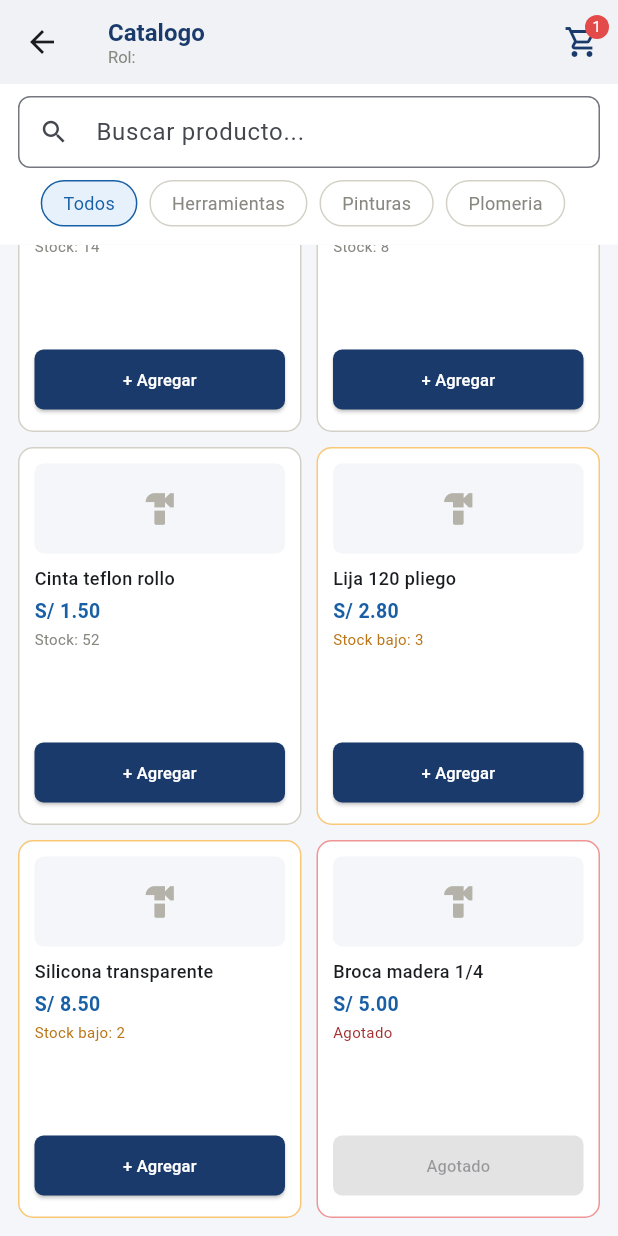
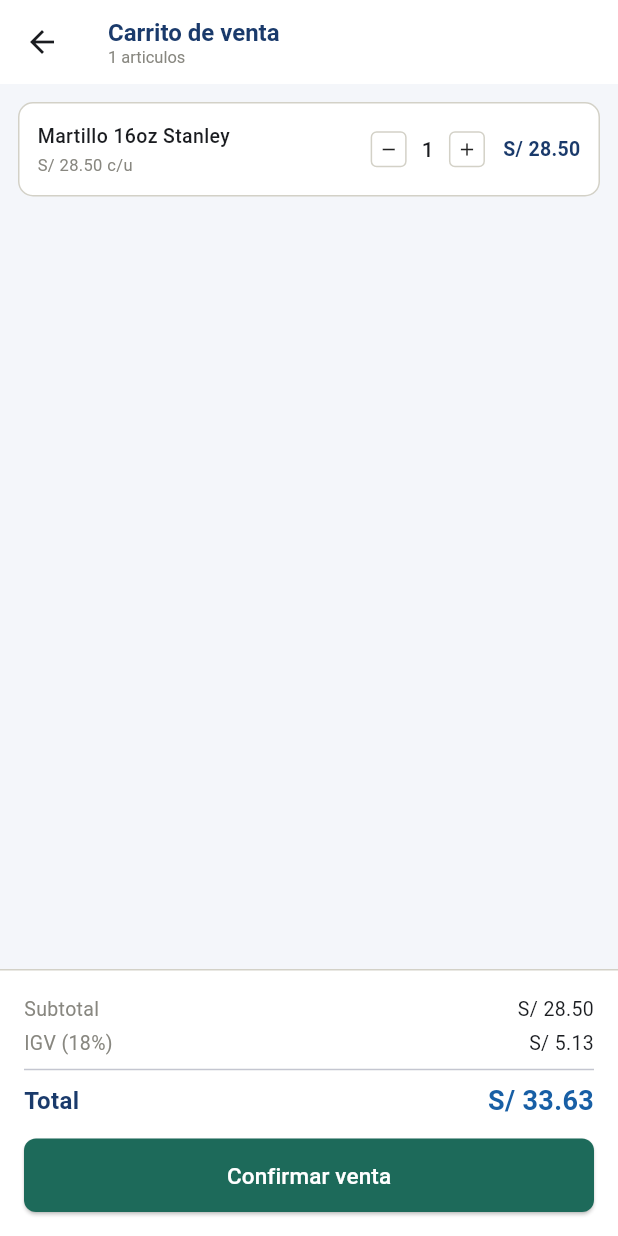
Before and after one commit to ANTDOR9/ferreteria_app, a Flutter app: the CatalogoScreen screen opened directly with empty values, scrolled down 139 dp, after a tap on "+ Agregar", after a tap on the "shopping cart" icon, on a phone screen of 412 x 824 dp. Run offline on Flutter 3.47's test engine with Material 3 defaults, Android fonts, the phone set to English and light mode, and no system bars.

Commit message:
Agrega carrito de ventas con calculo de IGV

```diff
--- /dev/null
+++ b/lib/screens/carrito_screen.dart
@@ -0,0 +1,203 @@
+import 'package:flutter/material.dart';
+
+class CarritoScreen extends StatefulWidget {
+  final List<Map<String, dynamic>> carrito;
+  const CarritoScreen({super.key, required this.carrito});
+
+  @override
+  State<CarritoScreen> createState() => _CarritoScreenState();
+}
+
+class _CarritoScreenState extends State<CarritoScreen> {
+  late List<Map<String, dynamic>> _items;
+
+  @override
+  void initState() {
+    super.initState();
+    _items = List.from(widget.carrito);
+  }
+
+  double get _subtotal => _items.fold(0, (sum, p) => sum + p['precio'] * p['cantidad']);
+  double get _igv => _subtotal * 0.18;
+  double get _total => _subtotal + _igv;
+
+  void _cambiarCantidad(int idx, int delta) {
+    setState(() {
+      _items[idx]['cantidad'] += delta;
+      if (_items[idx]['cantidad'] <= 0) _items.removeAt(idx);
+    });
+  }
+
+  @override
+  Widget build(BuildContext context) {
+    return Scaffold(
+      backgroundColor: const Color(0xFFF4F6FA),
+      appBar: AppBar(
+        backgroundColor: Colors.white,
+        elevation: 0,
+        title: Column(
+          crossAxisAlignment: CrossAxisAlignment.start,
+          children: [
+            const Text('Carrito de venta',
+              style: TextStyle(fontSize: 16, fontWeight: FontWeight.w600, color: Color(0xFF1A3A6B)),
+            ),
+            Text('${_items.length} articulos',
+              style: const TextStyle(fontSize: 11, color: Color(0xFF888780)),
+            ),
+          ],
+        ),
+      ),
+      body: _items.isEmpty
+          ? const Center(
+              child: Text('El carrito esta vacio',
+                style: TextStyle(fontSize: 14, color: Color(0xFF888780)),
+              ),
+            )
+          : Column(
+              children: [
+                Expanded(
+                  child: ListView.builder(
+                    padding: const EdgeInsets.all(12),
+                    itemCount: _items.length,
+                    itemBuilder: (context, i) {
+                      final p = _items[i];
+                      return Container(
+                        margin: const EdgeInsets.only(bottom: 8),
+                        padding: const EdgeInsets.all(12),
+                        decoration: BoxDecoration(
+                          color: Colors.white,
+                          borderRadius: BorderRadius.circular(10),
+                          border: Border.all(color: const Color(0xFFD3D1C7)),
+                        ),
+                        child: Row(
+                          children: [
+                            Expanded(
+                              child: Column(
+                                crossAxisAlignment: CrossAxisAlignment.start,
+                                children: [
+                                  Text(p['nombre'],
+                                    style: const TextStyle(fontSize: 13, fontWeight: FontWeight.w500),
+                                  ),
+                                  const SizedBox(height: 2),
+                                  Text('S/ ${p['precio'].toStringAsFixed(2)} c/u',
+                                    style: const TextStyle(fontSize: 11, color: Color(0xFF888780)),
+                                  ),
+                                ],
+                              ),
+                            ),
+                            Row(
+                              children: [
+                                GestureDetector(
+                                  onTap: () => _cambiarCantidad(i, -1),
+                                  child: Container(
+                                    width: 24, height: 24,
+                                    decoration: BoxDecoration(
+                                      border: Border.all(color: const Color(0xFFD3D1C7)),
+                                      borderRadius: BorderRadius.circular(4),
+                                    ),
+                                    child: const Icon(Icons.remove, size: 14),
+                                  ),
+                                ),
+                                Padding(
+                                  padding: const EdgeInsets.symmetric(horizontal: 10),
+                                  child: Text('${p['cantidad']}',
+                                    style: const TextStyle(fontSize: 14, fontWeight: FontWeight.w500),
+                                  ),
+                                ),
+                                GestureDetector(
+                                  onTap: () => _cambiarCantidad(i, 1),
+                                  child: Container(
+                                    width: 24, height: 24,
+                                    decoration: BoxDecoration(
+                                      border: Border.all(color: const Color(0xFFD3D1C7)),
+                                      borderRadius: BorderRadius.circular(4),
+                                    ),
+                                    child: const Icon(Icons.add, size: 14),
+                                  ),
+                                ),
+                              ],
+                            ),
+                            const SizedBox(width: 12),
+                            Text('S/ ${(p['precio'] * p['cantidad']).toStringAsFixed(2)}',
+                              style: const TextStyle(fontSize: 13, fontWeight: FontWeight.w600, color: Color(0xFF1A3A6B)),
+                            ),
+                          ],
+                        ),
+                      );
+                    },
+                  ),
+                ),
+                Container(
+                  padding: const EdgeInsets.all(16),
+                  decoration: const BoxDecoration(
+                    color: Colors.white,
+                    border: Border(top: BorderSide(color: Color(0xFFD3D1C7))),
+                  ),
+                  child: Column(
+                    children: [
+                      Row(
+                        mainAxisAlignment: MainAxisAlignment.spaceBetween,
+                        children: [
+                          const Text('Subtotal', style: TextStyle(fontSize: 13, color: Color(0xFF888780))),
+                          Text('S/ ${_subtotal.toStringAsFixed(2)}', style: const TextStyle(fontSize: 13)),
+                        ],
+                      ),
+                      const SizedBox(height: 4),
+                      Row(
+                        mainAxisAlignment: MainAxisAlignment.spaceBetween,
+                        children: [
+                          const Text('IGV (18%)', style: TextStyle(fontSize: 13, color: Color(0xFF888780))),
+                          Text('S/ ${_igv.toStringAsFixed(2)}', style: const TextStyle(fontSize: 13)),
+                        ],
+                      ),
+                      const Divider(height: 16),
+                      Row(
+                        mainAxisAlignment: MainAxisAlignment.spaceBetween,
+                        children: [
+                          const Text('Total',
+                            style: TextStyle(fontSize: 16, fontWeight: FontWeight.w600, color: Color(0xFF1A3A6B)),
+                          ),
+                          Text('S/ ${_total.toStringAsFixed(2)}',
+                            style: const TextStyle(fontSize: 18, fontWeight: FontWeight.w600, color: Color(0xFF185FA5)),
+                          ),
+                        ],
+                      ),
+                      const SizedBox(height: 12),
+                      SizedBox(
+                        width: double.infinity,
+                        child: ElevatedButton(
+                          onPressed: _items.isEmpty ? null : () {
+                            showDialog(
+                              context: context,
+                              builder: (_) => AlertDialog(
+                                title: const Text('Venta confirmada'),
+                                content: Text('Total cobrado: S/ ${_total.toStringAsFixed(2)}'),
+                                actions: [
+                                  TextButton(
+                                    onPressed: () {
+                                      Navigator.pop(context);
+                                      Navigator.pop(context);
+                                    },
+                                    child: const Text('Aceptar'),
+                                  ),
+                                ],
+                              ),
+                            );
+                          },
+                          style: ElevatedButton.styleFrom(
+                            backgroundColor: const Color(0xFF1D6A5A),
+                            foregroundColor: Colors.white,
+                            padding: const EdgeInsets.symmetric(vertical: 14),
+                            shape: RoundedRectangleBorder(borderRadius: BorderRadius.circular(8)),
+                          ),
+                          child: const Text('Confirmar venta', style: TextStyle(fontSize: 15)),
+                        ),
+                      ),
+                    ],
+                  ),
+                ),
+              ],
+            ),
+    );
+  }
+}
--- a/lib/screens/catalogo_screen.dart
+++ b/lib/screens/catalogo_screen.dart
@@ -1,4 +1,5 @@
 import 'package:flutter/material.dart';
+import 'carrito_screen.dart';
 
 class CatalogoScreen extends StatefulWidget {
   final String rol;
@@ -46,7 +47,7 @@ class _CatalogoScreenState extends State<CatalogoScreen> {
     });
     ScaffoldMessenger.of(context).showSnackBar(
       SnackBar(
-        content: Text('${producto['nombre']} agregado al carrito'),
+        content: Text('${producto['nombre']} agregado'),
         duration: const Duration(seconds: 1),
       ),
     );
@@ -75,14 +76,24 @@ class _CatalogoScreenState extends State<CatalogoScreen> {
             children: [
               IconButton(
                 icon: const Icon(Icons.shopping_cart_outlined, color: Color(0xFF1A3A6B)),
-                onPressed: () {},
+                onPressed: () {
+                  Navigator.push(
+                    context,
+                    MaterialPageRoute(
+                      builder: (_) => CarritoScreen(carrito: _carrito),
+                    ),
+                  );
+                },
               ),
               if (_carrito.isNotEmpty)
                 Positioned(
                   right: 6, top: 6,
                   child: Container(
                     width: 16, height: 16,
-                    decoration: const BoxDecoration(color: Color(0xFFE24B4A), shape: BoxShape.circle),
+                    decoration: const BoxDecoration(
+                      color: Color(0xFFE24B4A),
+                      shape: BoxShape.circle,
+                    ),
                     child: Text('${_carrito.length}',
                       textAlign: TextAlign.center,
                       style: const TextStyle(color: Colors.white, fontSize: 10),
```
